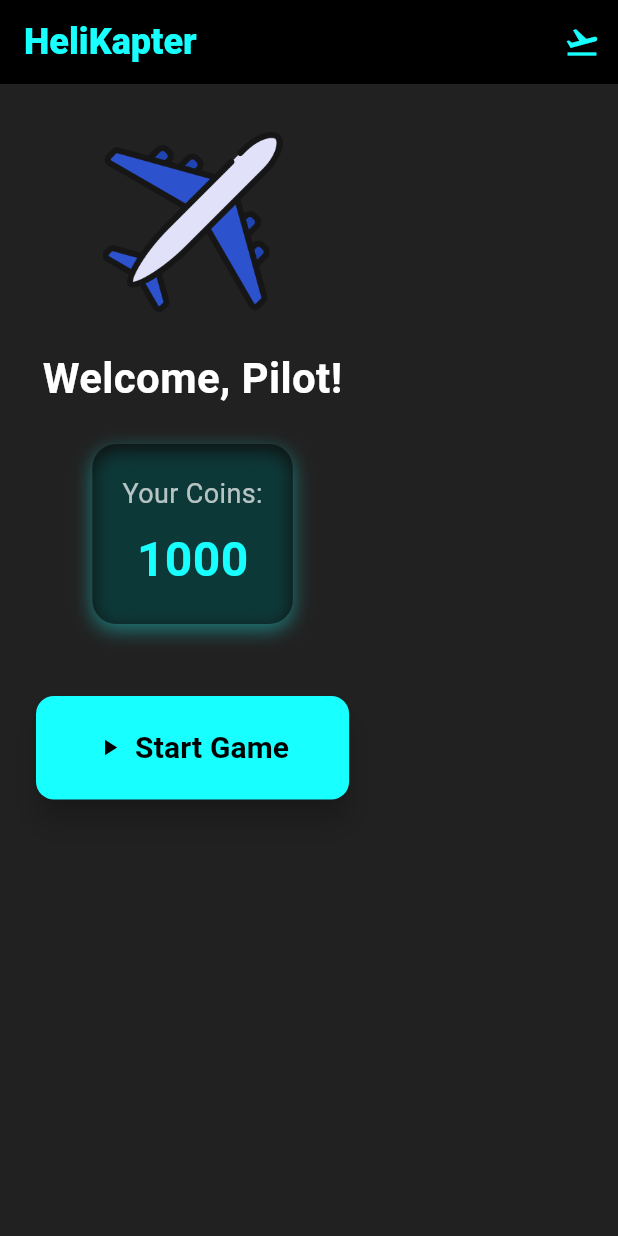
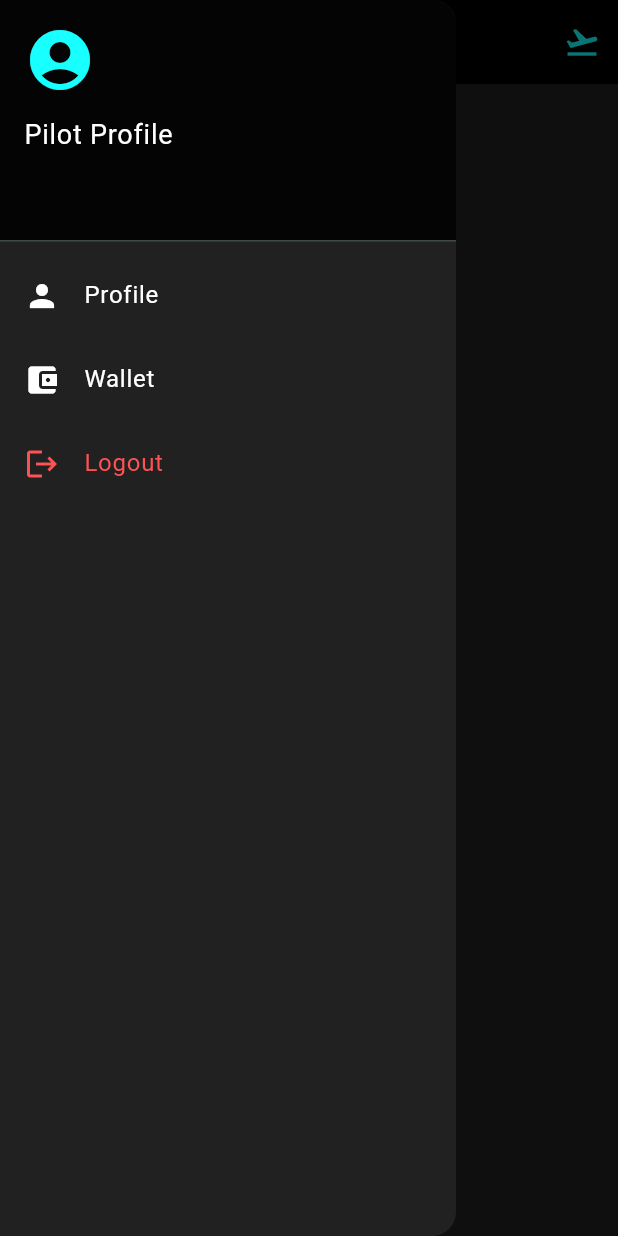
Before and after one commit to vahid454/helikapter, a Flutter app: the HomeScreen screen opened directly, with the side drawer open (before the commit the screen has no drawer), on a phone screen of 412 x 824 dp. Run offline on Flutter 3.47's test engine with Material 3 defaults, Android fonts, the light colour scheme and no system bars; our stand-ins replace animated_text_kit, audioplayers, cloud_firestore, firebase_auth, firebase_core; accounts and stored records are empty.

Commit message:
added logout button

```diff
--- a/lib/screens/home/home_screen.dart
+++ b/lib/screens/home/home_screen.dart
@@ -1,5 +1,7 @@
 import 'package:flutter/material.dart';
 import 'package:helikapter/screens/game/game_screen.dart';
+import 'package:firebase_auth/firebase_auth.dart';
+import 'package:helikapter/screens/auth/login_screen.dart';
 
 class HomeScreen extends StatelessWidget {
   const HomeScreen({super.key});
@@ -81,6 +83,46 @@ class HomeScreen extends StatelessWidget {
         ),
       ),
       backgroundColor: Colors.grey[900],
+      drawer: Drawer(
+        backgroundColor: Colors.grey[900],
+        child: ListView(
+          padding: EdgeInsets.zero,
+          children: [
+            DrawerHeader(
+              decoration: const BoxDecoration(color: Colors.black87),
+              child: Column(
+                crossAxisAlignment: CrossAxisAlignment.start,
+                children: const [
+                  Icon(Icons.account_circle, size: 48, color: Colors.cyanAccent),
+                  SizedBox(height: 12),
+                  Text('Pilot Profile', style: TextStyle(color: Colors.white, fontSize: 18)),
+                ],
+              ),
+            ),
+            ListTile(
+              leading: const Icon(Icons.person, color: Colors.white),
+              title: const Text('Profile', style: TextStyle(color: Colors.white)),
+              onTap: () {},
+            ),
+            ListTile(
+              leading: const Icon(Icons.account_balance_wallet, color: Colors.white),
+              title: const Text('Wallet', style: TextStyle(color: Colors.white)),
+              onTap: () {},
+            ),
+            ListTile(
+              leading: const Icon(Icons.logout, color: Colors.redAccent),
+              title: const Text('Logout', style: TextStyle(color: Colors.redAccent)),
+              onTap: () async {
+                await FirebaseAuth.instance.signOut();
+                Navigator.of(context).pushAndRemoveUntil(
+                  MaterialPageRoute(builder: (_) => const LoginScreen()),
+                  (route) => false,
+                );
+              },
+            ),
+          ],
+        ),
+      ),
     );
   }
 }
```
Also changed, not shown: lib/screens/auth/login_screen.dart (+13 -0 lines), lib/screens/game/game_screen.dart (+97 -8 lines).
